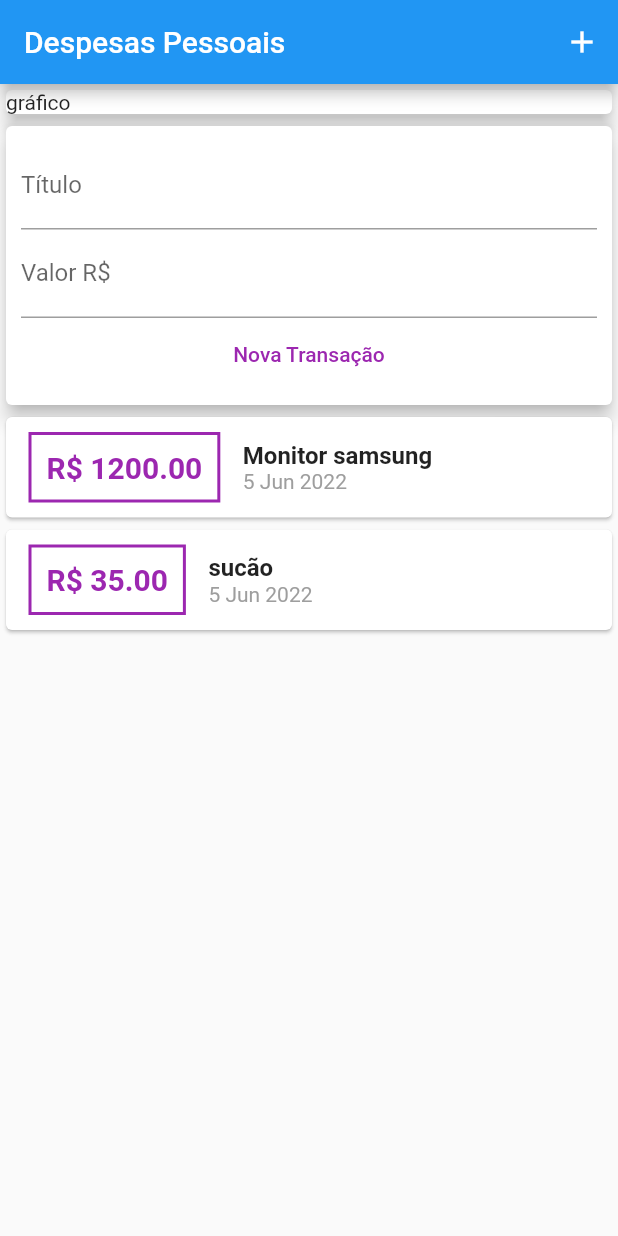
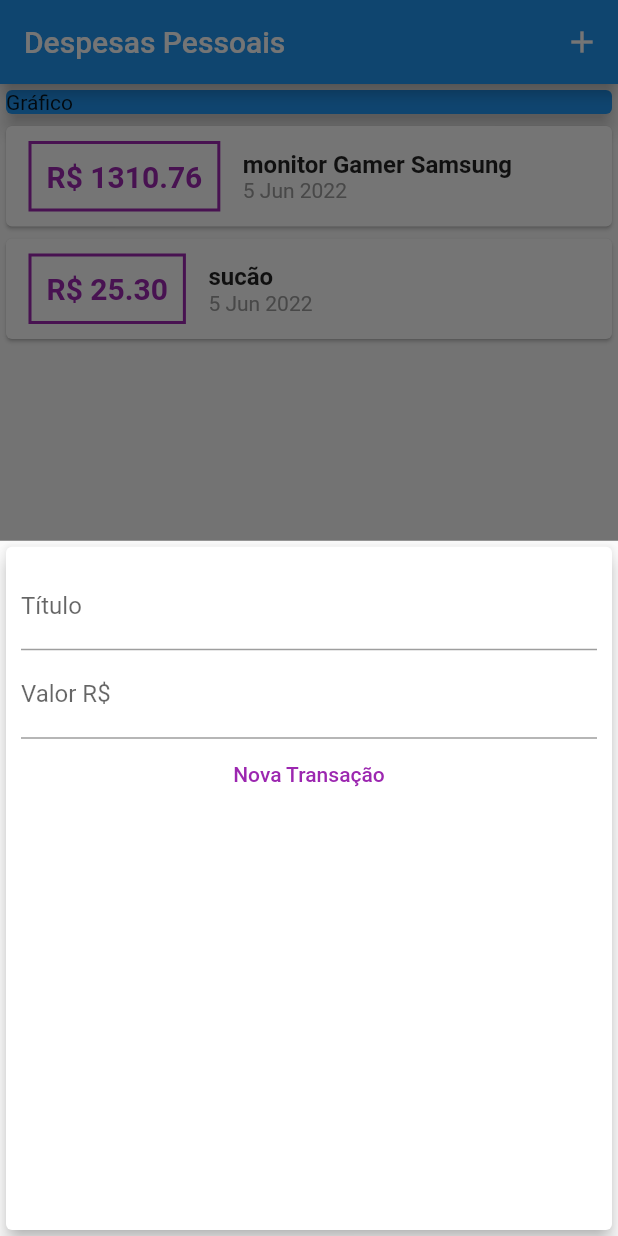
Before and after one commit to EuNetu/Despesas_Flutter, a Flutter app: the screen it shows after launch, after a tap on the "add" icon, on a phone screen of 412 x 824 dp. Run offline on Flutter 3.47's test engine with Material 2 defaults, Android fonts, the phone set to English and light mode, and no system bars.

Commit message:
remove transationUsers and insert form in floating button

```diff
--- a/expenses/lib/components/transaction_Form.dart
+++ b/expenses/lib/components/transaction_Form.dart
@@ -1,12 +1,18 @@
 import 'package:flutter/material.dart';
 
-class TransactionForm extends StatelessWidget {
-  final titleController = TextEditingController();
-  final valueController = TextEditingController();
-
+class TransactionForm extends StatefulWidget {
   final void Function(String, double) onSubmit;
 
   TransactionForm(this.onSubmit);
+
+  @override
+  State<TransactionForm> createState() => _TransactionFormState();
+}
+
+class _TransactionFormState extends State<TransactionForm> {
+  final titleController = TextEditingController();
+
+  final valueController = TextEditingController();
 
   _submitForm() {
     final title = titleController.text;
@@ -16,7 +22,7 @@ class TransactionForm extends StatelessWidget {
       return;
     }
 
-    onSubmit(title, value);
+    widget.onSubmit(title, value);
   }
 
   @override
--- a/expenses/lib/components/transaction_List.dart
+++ b/expenses/lib/components/transaction_List.dart
@@ -2,10 +2,10 @@ import 'package:flutter/material.dart';
 import '../models/transaction.dart';
 import 'package:intl/intl.dart';
 
-class transactionList extends StatelessWidget {
+class TransactionList extends StatelessWidget {
   final List<Transaction> transactions;
 
-  transactionList(this.transactions);
+  TransactionList(this.transactions);
 
   @override
   Widget build(BuildContext context) {
--- a/expenses/lib/components/transaction_user.dart
+++ /dev/null
@@ -1,49 +0,0 @@
-import 'dart:math';
-
-import 'package:flutter/material.dart';
-import 'transaction_Form.dart';
-import 'transaction_List.dart';
-import '../models/transaction.dart';
-
-class TransactionUser extends StatefulWidget {
-  @override
-  _TransactionUserState createState() => _TransactionUserState();
-}
-
-class _TransactionUserState extends State<TransactionUser>{
-  final _transactions = [
-    Transaction(
-        id: 't1',
-        title: 'Monitor samsung',
-        value: 1200.00,
-        date: DateTime.now()),
-    Transaction(
-      id: 't2',
-      title: 'sucão',
-      value: 35.00,
-      date: DateTime.now()),
-  ];
-
-  _addTransaction(String title, double value){
-    final newTransaction = Transaction(
-      id: Random().nextDouble().toString(),
-      title: title,
-      value: value,
-      date: DateTime.now(),
-    );
-    setState(() {
-      _transactions.add(newTransaction);
-    });
-  }
-
-  @override
-  Widget build(BuildContext context) {
-    return Column(
-      children: [
-        TransactionForm(_addTransaction),
-        transactionList(_transactions),
-      ],
-    );
-  }
-
-}
--- a/expenses/lib/main.dart
+++ b/expenses/lib/main.dart
@@ -1,45 +1,97 @@
-import 'components/transaction_user.dart';
-import '/models/transaction.dart';
+import 'package:expenses/components/transaction_form.dart';
 import 'package:flutter/material.dart';
+import 'dart:math';
+import 'components/transaction_form.dart';
+import 'components/transaction_list.dart';
+import 'models/transaction.dart';
 
-main() => runApp(ExpenseApp());
+main() => runApp(const ExpensesApp());
 
-class ExpenseApp extends StatelessWidget {
+class ExpensesApp extends StatelessWidget {
+  const ExpensesApp({Key? key}) : super(key: key);
   @override
   Widget build(BuildContext context) {
-    return MaterialApp(
-      home: MyHomePage(),
-    );
+    return const MaterialApp(home: MyHomePage());
   }
 }
 
-class MyHomePage extends StatelessWidget {
+class MyHomePage extends StatefulWidget {
+  const MyHomePage({Key? key}) : super(key: key);
+
+  @override
+  State<MyHomePage> createState() => _MyHomePageState();
+}
+
+class _MyHomePageState extends State<MyHomePage> {
+  final _transactions = [
+    Transaction(
+      id: 't1',
+      title: 'monitor Gamer Samsung',
+      value: 1310.76,
+      date: DateTime.now(),
+    ),
+    Transaction(
+      id: 't2',
+      title: 'sucão',
+      value: 25.30,
+      date: DateTime.now(),
+    ),
+  ];
+
+  _addTransaction(String title, double value) {
+    final newTransaction = Transaction(
+      id: Random().nextDouble().toString(),
+      title: title,
+      value: value,
+      date: DateTime.now(),
+    );
+
+    setState(() {
+      _transactions.add(newTransaction);
+    });
+  }
+
+  _openTransactionFormModal(BuildContext context) {
+    showModalBottomSheet(
+      context: context,
+      builder: (_) {
+        return TransactionForm(_addTransaction);
+      },
+    );
+  }
+
   @override
   Widget build(BuildContext context) {
     return Scaffold(
       appBar: AppBar(
-          title: Text("Despesas Pessoais"),
+        title: const Text('Despesas Pessoais'),
         actions: [
           IconButton(
-              icon: Icon(Icons.add),
-              onPressed: (){},
-            )
+            icon: const Icon(Icons.add),
+            onPressed: () => _openTransactionFormModal(context),
+          ),
         ],
       ),
       body: SingleChildScrollView(
         child: Column(
           crossAxisAlignment: CrossAxisAlignment.stretch,
           children: [
-              Container(
+            const SizedBox(
               child: Card(
-                  child: Text("gráfico"),
+                color: Colors.blue,
+                child: Text('Gráfico'),
                 elevation: 5,
               ),
             ),
-              TransactionUser(),
+            TransactionList(_transactions),
           ],
         ),
-        ));
-
+      ),
+      floatingActionButton: FloatingActionButton(
+        child: const Icon(Icons.add),
+        onPressed: () => _openTransactionFormModal(context),
+      ),
+      floatingActionButtonLocation: FloatingActionButtonLocation.centerFloat,
+    );
   }
 }
```
Also changed, not shown: 1 other file. Lines whose indentation alone changed are shown as unchanged.
